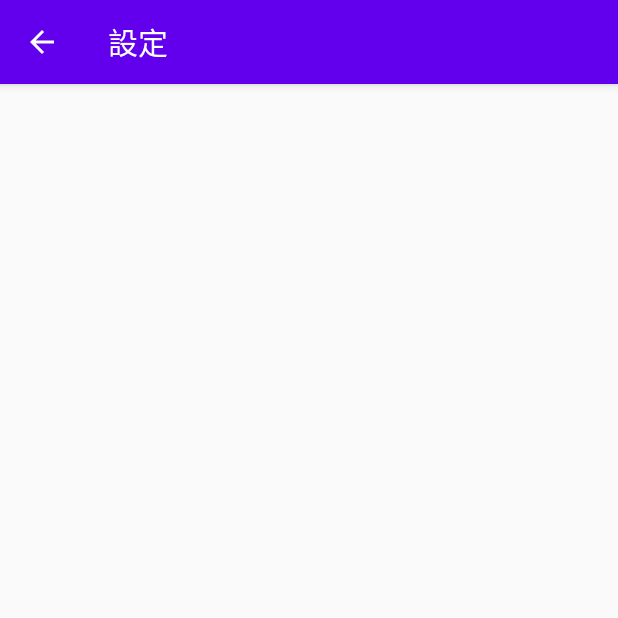
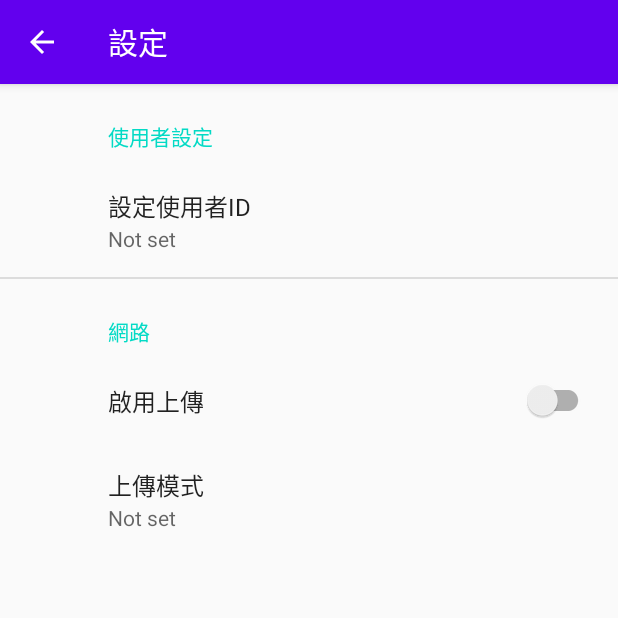
Before and after one commit to ray12978/Bicycle, an Android app: the SettingPage screen opened directly, with no data from a screen before it, on a phone screen of 412 x 824 dp, the top half of it. Run offline under Robolectric (Android 15) with nearby library versions, the phone set to English and light mode, and no system bars; our stand-ins replace RxJava, androidx.preference; 1 statement that could not run was skipped.

Commit message:
#1 09/11 added Setting page by Ray

```diff
--- a/app/build.gradle
+++ b/app/build.gradle
@@ -75,7 +75,8 @@ dependencies {
     implementation 'com.ljx.rxhttp:rxhttp:2.3.4'
     implementation 'com.ljx.rxhttp:converter-jackson:2.3.4'
     annotationProcessor 'com.ljx.rxhttp:rxhttp-compiler:2.3.4'
-
+    //preference
+    implementation 'androidx.preference:preference:1.1.1'
     /*implementation 'com.senierr.http:rxhttp:2.1.2'
     implementation 'org.jetbrains.kotlin:kotlin-stdlib-jdk7:1.3.72'
     implementation 'io.reactivex.rxjava2:rxjava:2.2.8'*/
--- a/app/src/main/java/com/Ray/Bicycle/SettingPage.java
+++ b/app/src/main/java/com/Ray/Bicycle/SettingPage.java
@@ -181,7 +181,7 @@ public class SettingPage extends AppCompatActivity  {
             preference.setOnBindEditTextListener(new EditTextPreference.OnBindEditTextListener() {
                 @Override
                 public void onBindEditText(@NonNull EditText editText) {
-                    editText.setInputType(InputType.TYPE_TEXT_VARIATION_EMAIL_ADDRESS); // set only numbers allowed to input
+                    editText.setInputType( InputType.TYPE_CLASS_TEXT|InputType.TYPE_TEXT_VARIATION_VISIBLE_PASSWORD); // set only numbers allowed to input
                     editText.selectAll(); // select all text
                     int maxLength = 14;
                     editText.setFilters(new InputFilter[]{new InputFilter.LengthFilter(maxLength)}); // set maxLength to 2
--- /dev/null
+++ b/app/src/main/res/xml/root_preferences.xml
@@ -0,0 +1,33 @@
+<PreferenceScreen xmlns:app="http://schemas.android.com/apk/res-auto"
+    xmlns:android="http://schemas.android.com/apk/res/android">
+
+    <PreferenceCategory app:title="@string/user_header">
+
+        <EditTextPreference
+            app:key="id"
+            app:title="@string/signature_title"
+            app:useSimpleSummaryProvider="true"
+            android:inputType="textEmailAddress"/>
+
+
+
+    </PreferenceCategory>
+
+    <PreferenceCategory app:title="@string/cloud_header">
+
+        <SwitchPreferenceCompat
+            app:key="cloud"
+            app:title="@string/Cloud_title" />
+        <ListPreference
+            app:defaultValue="reply"
+            app:dependency="cloud"
+            app:entries="@array/nbIot_entries"
+            app:entryValues="@array/nbIot_values"
+            app:key="reply"
+            app:title="@string/nb_title"
+            app:useSimpleSummaryProvider="true" />
+
+
+    </PreferenceCategory>
+
+</PreferenceScreen>
```
